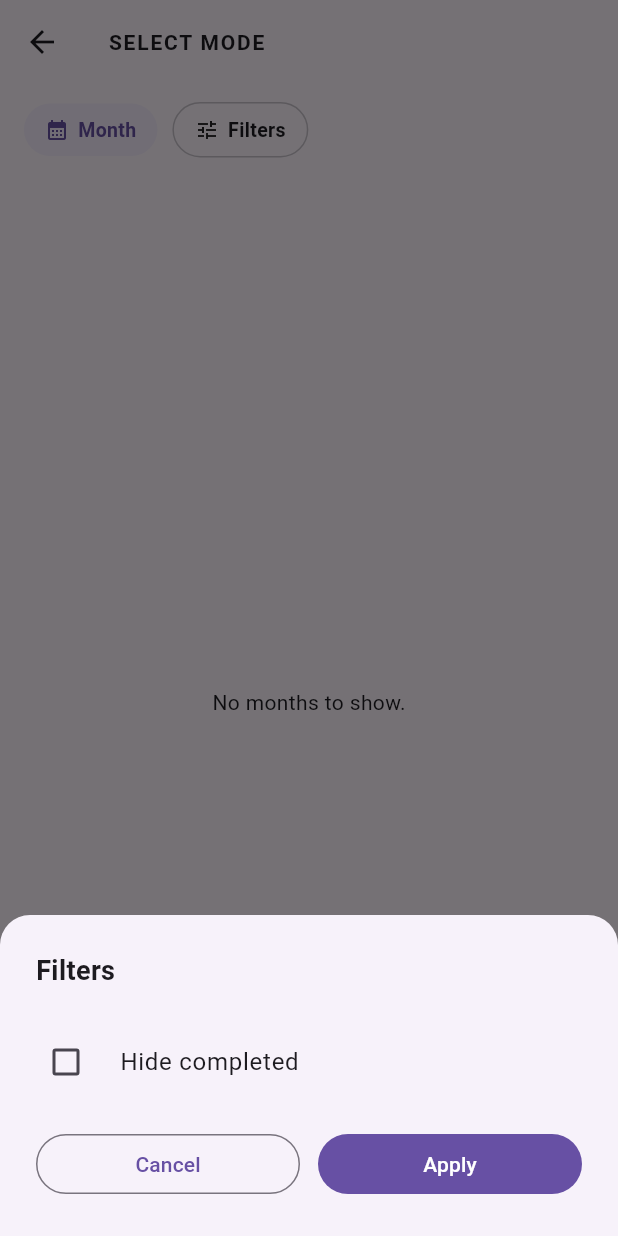
After one commit to Rexaintreal/sweep, a Flutter app: the MonthSelectScreen screen opened directly, after a tap on "Filters", on a phone screen of 412 x 824 dp. The commit adds this screen. Run offline on Flutter 3.47's test engine with Material 3 defaults, Android fonts, the phone set to English and light mode, and no system bars; our stand-ins replace flutter_card_swiper, shared_preferences; missing offline and left inert: photo_manager, photo_manager_image_provider; accounts and stored records are empty.

Commit message:
Added month select screen with progress tracking and filters

```diff
--- a/lib/home_screen.dart
+++ b/lib/home_screen.dart
@@ -1,7 +1,7 @@
 import 'package:flutter/material.dart';
 import 'package:photo_manager/photo_manager.dart';
 import 'clarification_screen.dart';
-import 'swipe_screen.dart';
+import 'month_select_screen.dart';
 import 'package:shared_preferences/shared_preferences.dart';
 
 class HomeScreen extends StatefulWidget {
@@ -269,7 +269,7 @@ class _HomeScreenState extends State<HomeScreen> {
                   const SizedBox(height: 40),
                   FilledButton.icon(
                     onPressed: () => Navigator.of(context).push(
-                      MaterialPageRoute(builder: (_) => const SwipeScreen()),
+                      MaterialPageRoute(builder: (_) => const MonthSelectScreen()),
                     ),
                     icon: const Icon(Icons.arrow_forward, size: 18),
                     label: const Text('Start cleaning'),
--- /dev/null
+++ b/lib/month_select_screen.dart
@@ -0,0 +1,361 @@
+import 'package:flutter/material.dart';
+import 'package:photo_manager/photo_manager.dart';
+import 'package:photo_manager_image_provider/photo_manager_image_provider.dart';
+import 'package:shared_preferences/shared_preferences.dart';
+import 'swipe_screen.dart';
+
+class MonthGroup {
+  final String label;
+  final String key;
+  final List<AssetEntity> assets;
+  int swipedCount;
+
+  MonthGroup({
+    required this.label,
+    required this.key,
+    required this.assets,
+    this.swipedCount = 0,
+  });
+}
+
+class MonthSelectScreen extends StatefulWidget {
+  const MonthSelectScreen({super.key});
+
+  @override
+  State<MonthSelectScreen> createState() => _MonthSelectScreenState();
+}
+
+class _MonthSelectScreenState extends State<MonthSelectScreen> {
+  bool _loading = true;
+  List<MonthGroup> _months = [];
+  bool _hideCompleted = false;
+
+  static const _monthNames = [
+    'January', 'February', 'March', 'April', 'May', 'June',
+    'July', 'August', 'September', 'October', 'November', 'December'
+  ];
+
+  @override
+  void initState() {
+    super.initState();
+    _loadMonths();
+  }
+
+  Future<void> _loadMonths() async {
+    final List<AssetPathEntity> albums = await PhotoManager.getAssetPathList(
+      type: RequestType.image,
+      onlyAll: true,
+    );
+
+    if (albums.isEmpty) {
+      setState(() => _loading = false);
+      return;
+    }
+
+    final int total = await albums[0].assetCountAsync;
+    final List<AssetEntity> allAssets = await albums[0].getAssetListRange(
+      start: 0,
+      end: total,
+    );
+
+    final Map<String, List<AssetEntity>> grouped = {};
+    for (final asset in allAssets) {
+      final date = asset.createDateTime;
+      final key = '${date.year}-${date.month.toString().padLeft(2, '0')}';
+      grouped.putIfAbsent(key, () => []).add(asset);
+    }
+
+    final prefs = await SharedPreferences.getInstance();
+
+    final List<MonthGroup> months = grouped.entries.map((entry) {
+      final parts = entry.key.split('-');
+      final year = int.parse(parts[0]);
+      final month = int.parse(parts[1]);
+      final label = '${_monthNames[month - 1]} $year';
+      final swiped = prefs.getInt('swiped_${entry.key}') ?? 0;
+      return MonthGroup(
+        label: label,
+        key: entry.key,
+        assets: entry.value,
+        swipedCount: swiped,
+      );
+    }).toList();
+
+    months.sort((a, b) => b.key.compareTo(a.key));
+
+    setState(() {
+      _months = months;
+      _loading = false;
+    });
+  }
+
+  List<MonthGroup> get _visibleMonths {
+    if (!_hideCompleted) return _months;
+    return _months.where((m) => m.swipedCount < m.assets.length).toList();
+  }
+
+  Future<void> _showFiltersDialog() async {
+    bool tempHideCompleted = _hideCompleted;
+    final result = await showModalBottomSheet<bool>(
+      context: context,
+      shape: const RoundedRectangleBorder(
+        borderRadius: BorderRadius.vertical(top: Radius.circular(20)),
+      ),
+      builder: (context) {
+        return StatefulBuilder(
+          builder: (context, setModalState) {
+            return Padding(
+              padding: const EdgeInsets.all(24),
+              child: Column(
+                mainAxisSize: MainAxisSize.min,
+                crossAxisAlignment: CrossAxisAlignment.start,
+                children: [
+                  const Text(
+                    'Filters',
+                    style: TextStyle(fontSize: 18, fontWeight: FontWeight.w600),
+                  ),
+                  const SizedBox(height: 20),
+                  CheckboxListTile(
+                    value: tempHideCompleted,
+                    onChanged: (val) {
+                      setModalState(() => tempHideCompleted = val ?? false);
+                    },
+                    contentPadding: EdgeInsets.zero,
+                    controlAffinity: ListTileControlAffinity.leading,
+                    title: const Text('Hide completed'),
+                  ),
+                  const SizedBox(height: 16),
+                  Row(
+                    children: [
+                      Expanded(
+                        child: OutlinedButton(
+                          onPressed: () => Navigator.of(context).pop(),
+                          child: const Text('Cancel'),
+                        ),
+                      ),
+                      const SizedBox(width: 12),
+                      Expanded(
+                        child: FilledButton(
+                          onPressed: () =>
+                              Navigator.of(context).pop(tempHideCompleted),
+                          child: const Text('Apply'),
+                        ),
+                      ),
+                    ],
+                  ),
+                ],
+              ),
+            );
+          },
+        );
+      },
+    );
+
+    if (result != null) {
+      setState(() => _hideCompleted = result);
+    }
+  }
+
+  @override
+  Widget build(BuildContext context) {
+    return Scaffold(
+      appBar: AppBar(
+        leading: IconButton(
+          icon: const Icon(Icons.arrow_back),
+          onPressed: () => Navigator.of(context).pop(),
+        ),
+        title: const Text(
+          'SELECT MODE',
+          style: TextStyle(fontSize: 14, fontWeight: FontWeight.w700, letterSpacing: 1.2),
+        ),
+      ),
+      body: _loading
+          ? const Center(child: CircularProgressIndicator())
+          : Column(
+              children: [
+                Padding(
+                  padding: const EdgeInsets.fromLTRB(16, 12, 16, 8),
+                  child: Row(
+                    children: [
+                      Container(
+                        padding: const EdgeInsets.symmetric(
+                            horizontal: 14, vertical: 8),
+                        decoration: BoxDecoration(
+                          color: Theme.of(context)
+                              .colorScheme
+                              .primaryContainer
+                              // ignore: deprecated_member_use
+                              .withOpacity(0.4),
+                          borderRadius: BorderRadius.circular(20),
+                        ),
+                        child: Row(
+                          children: [
+                            Icon(Icons.calendar_month,
+                                size: 16,
+                                color: Theme.of(context).colorScheme.primary),
+                            const SizedBox(width: 6),
+                            Text(
+                              'Month',
+                              style: TextStyle(
+                                fontSize: 13,
+                                fontWeight: FontWeight.w600,
+                                color: Theme.of(context).colorScheme.primary,
+                              ),
+                            ),
+                          ],
+                        ),
+                      ),
+                      const SizedBox(width: 10),
+                      GestureDetector(
+                        onTap: _showFiltersDialog,
+                        child: Container(
+                          padding: const EdgeInsets.symmetric(
+                              horizontal: 14, vertical: 8),
+                          decoration: BoxDecoration(
+                            border: Border.all(
+                              color: Theme.of(context)
+                                  .colorScheme
+                                  .outline
+                                  // ignore: deprecated_member_use
+                                  .withOpacity(0.4),
+                            ),
+                            borderRadius: BorderRadius.circular(20),
+                          ),
+                          child: const Row(
+                            children: [
+                              Icon(Icons.tune, size: 16),
+                              SizedBox(width: 6),
+                              Text(
+                                'Filters',
+                                style: TextStyle(
+                                    fontSize: 13, fontWeight: FontWeight.w600),
+                              ),
+                            ],
+                          ),
+                        ),
+                      ),
+                    ],
+                  ),
+                ),
+                Expanded(
+                  child: _visibleMonths.isEmpty
+                      ? const Center(child: Text('No months to show.'))
+                      : ListView.builder(
+                          padding: const EdgeInsets.symmetric(
+                              horizontal: 16, vertical: 8),
+                          itemCount: _visibleMonths.length,
+                          itemBuilder: (context, index) {
+                            final group = _visibleMonths[index];
+                            return _MonthTile(
+                              group: group,
+                              onTap: () async {
+                                await Navigator.of(context).push(
+                                  MaterialPageRoute(
+                                    builder: (_) => SwipeScreen(
+                                      images: group.assets,
+                                      monthKey: group.key,
+                                      startIndex: group.swipedCount,
+                                    ),
+                                  ),
+                                );
+                                _loadMonths();
+                              },
+                            );
+                          },
+                        ),
+                ),
+              ],
+            ),
+    );
+  }
+}
+
+class _MonthTile extends StatelessWidget {
+  final MonthGroup group;
+  final VoidCallback onTap;
+
+  const _MonthTile({required this.group, required this.onTap});
+
+  @override
+  Widget build(BuildContext context) {
+    final total = group.assets.length;
+    final swiped = group.swipedCount.clamp(0, total);
+
+    return Padding(
+      padding: const EdgeInsets.symmetric(vertical: 6),
+      child: Material(
+        // ignore: deprecated_member_use
+        color: Theme.of(context).colorScheme.surfaceContainerHighest.withOpacity(0.3),
+        borderRadius: BorderRadius.circular(14),
+        child: InkWell(
+          borderRadius: BorderRadius.circular(14),
+          onTap: onTap,
+          child: Padding(
+            padding: const EdgeInsets.all(10),
+            child: Row(
+              children: [
+                ClipRRect(
+                  borderRadius: BorderRadius.circular(10),
+                  child: SizedBox(
+                    width: 56,
+                    height: 56,
+                    child: AssetEntityImage(
+                      group.assets.first,
+                      isOriginal: false,
+                      fit: BoxFit.cover,
+                    ),
+                  ),
+                ),
+                const SizedBox(width: 14),
+                Expanded(
+                  child: Column(
+                    crossAxisAlignment: CrossAxisAlignment.start,
+                    children: [
+                      Text(
+                        group.label,
+                        style: const TextStyle(
+                            fontSize: 15, fontWeight: FontWeight.w600),
+                      ),
+                      const SizedBox(height: 4),
+                      Text(
+                        '$swiped/$total',
+                        style: TextStyle(
+                          fontSize: 13,
+                          color: Theme.of(context)
+                              .colorScheme
+                              .onSurface
+                              // ignore: deprecated_member_use
+                              .withOpacity(0.5),
+                        ),
+                      ),
+                      const SizedBox(height: 6),
+                      ClipRRect(
+                        borderRadius: BorderRadius.circular(4),
+                        child: LinearProgressIndicator(
+                          value: total == 0 ? 0 : swiped / total,
+                          minHeight: 4,
+                          backgroundColor: Theme.of(context)
+                              .colorScheme
+                              .outline
+                              // ignore: deprecated_member_use
+                              .withOpacity(0.15),
+                        ),
+                      ),
+                    ],
+                  ),
+                ),
+                const SizedBox(width: 10),
+                Icon(
+                  Icons.arrow_forward,
+                  size: 18,
+                  // ignore: deprecated_member_use
+                  color: Theme.of(context).colorScheme.onSurface.withOpacity(0.4),
+                ),
+              ],
+            ),
+          ),
+        ),
+      ),
+    );
+  }
+}
```
Also changed, not shown: lib/swipe_screen.dart (+30 -35 lines).
